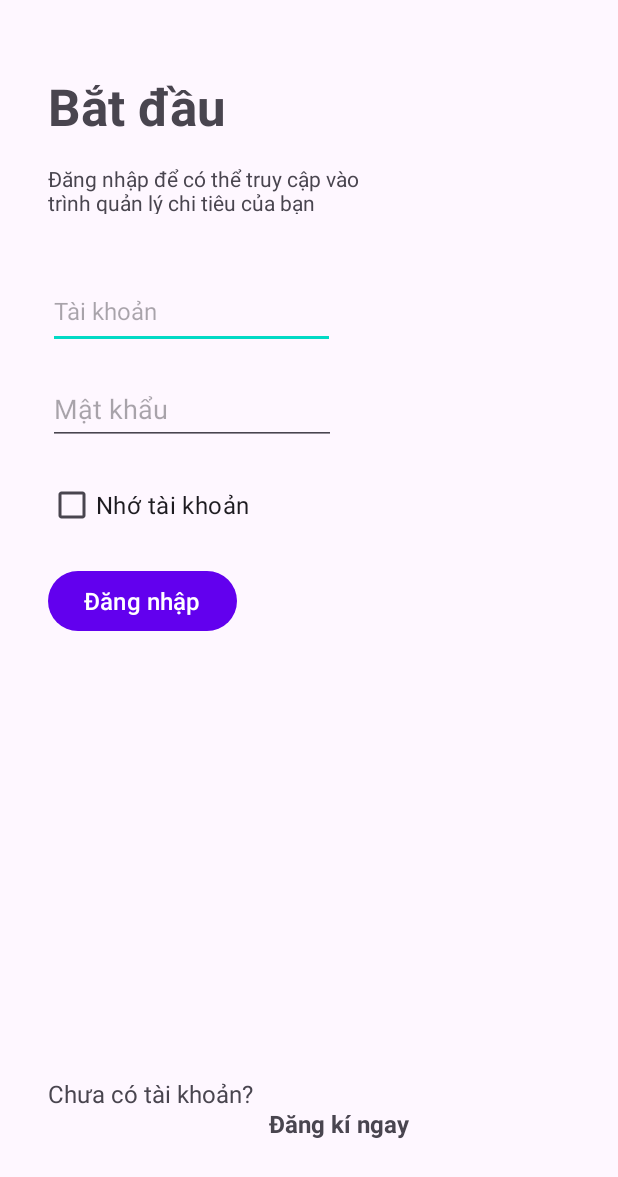
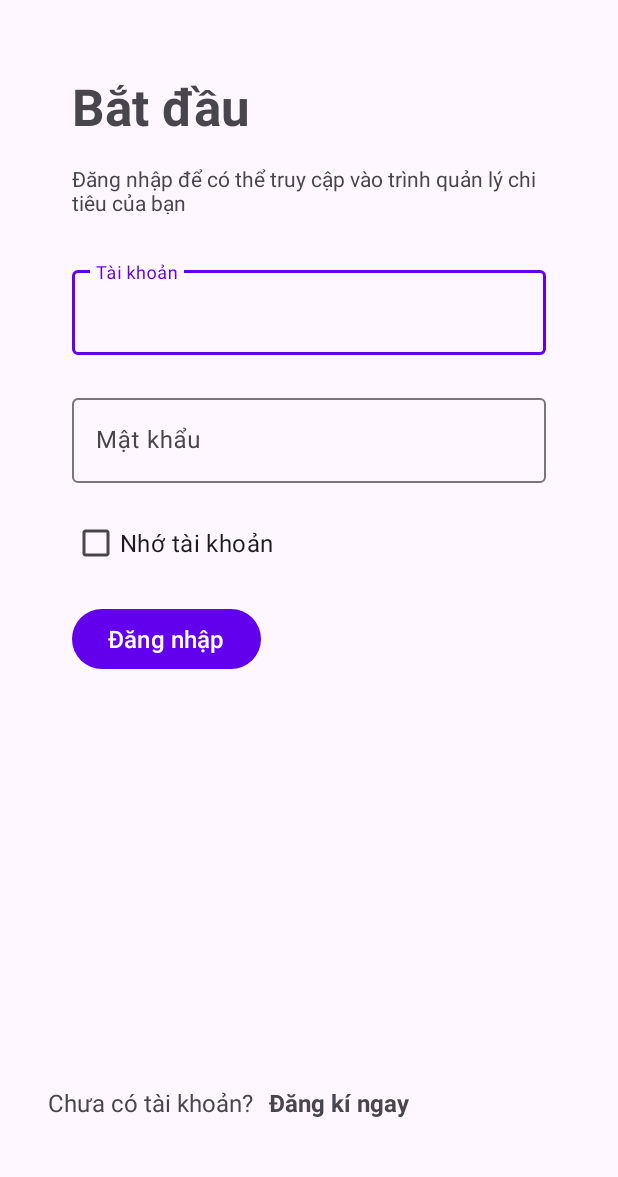
Before and after one commit to khanhworktime/financityFeedMyWallet, an Android app: the layout login.xml on its own in the app's theme, with its tools: preview values and no code run, on a phone screen of 412 x 824 dp. Shown: the top 1177 px of the screen. Run offline under Robolectric (Android 15) with nearby library versions, the phone set to English and light mode, and no system bars.

Commit message:
Fixing Login layout

```diff
--- a/app/src/main/AndroidManifest.xml
+++ b/app/src/main/AndroidManifest.xml
@@ -13,7 +13,7 @@
         android:theme="@style/Theme.FeedMyWallet"
         tools:targetApi="31">
         <activity
-            android:name=".SignUp"
+            android:name=".LogIn"
             android:exported="true">
             <intent-filter>
                 <action android:name="android.intent.action.MAIN" />
--- a/app/src/main/res/layout/login.xml
+++ b/app/src/main/res/layout/login.xml
@@ -7,26 +7,28 @@
 
     <TextView
         android:id="@+id/tv_start"
-        android:layout_width="wrap_content"
+        android:layout_width="0dp"
         android:layout_height="wrap_content"
+        android:layout_marginStart="48dp"
         android:layout_marginTop="48dp"
+        android:layout_marginEnd="48dp"
         android:text="Bắt đầu"
         android:textSize="34sp"
         android:textStyle="bold"
         app:layout_constraintEnd_toEndOf="parent"
-        app:layout_constraintHorizontal_bias="0.108"
+        app:layout_constraintHorizontal_bias="0.0"
         app:layout_constraintStart_toStartOf="parent"
         app:layout_constraintTop_toTopOf="parent" />
 
     <TextView
         android:id="@+id/tv_1"
-        android:layout_width="230dp"
+        android:layout_width="0dp"
         android:layout_height="33dp"
         android:layout_marginTop="16dp"
         android:text="Đăng nhập để có thể truy cập vào trình quản lý chi tiêu của bạn"
-        app:layout_constraintEnd_toEndOf="parent"
-        app:layout_constraintHorizontal_bias="0.176"
-        app:layout_constraintStart_toStartOf="parent"
+        app:layout_constraintEnd_toEndOf="@+id/tv_start"
+        app:layout_constraintHorizontal_bias="0.0"
+        app:layout_constraintStart_toStartOf="@+id/tv_start"
         app:layout_constraintTop_toBottomOf="@+id/tv_start" />
 
     <TextView
@@ -45,29 +47,15 @@
         android:id="@+id/tv_signup"
         android:layout_width="wrap_content"
         android:layout_height="wrap_content"
-        android:layout_marginBottom="64dp"
         android:text="Đăng kí ngay"
         android:textSize="16sp"
         android:textStyle="bold"
-        app:layout_constraintBottom_toBottomOf="parent"
+        app:layout_constraintBottom_toBottomOf="@+id/tv_2"
         app:layout_constraintEnd_toEndOf="parent"
         app:layout_constraintHorizontal_bias="0.073"
         app:layout_constraintStart_toEndOf="@+id/tv_2"
-        app:layout_constraintTop_toBottomOf="@+id/btn_login"
+        app:layout_constraintTop_toTopOf="@+id/tv_2"
         app:layout_constraintVertical_bias="1.0" />
-
-    <com.google.android.material.textfield.TextInputEditText
-        android:id="@+id/txt_username"
-        android:layout_width="191dp"
-        android:layout_height="50dp"
-        android:layout_marginTop="40dp"
-        android:hint="Tài khoản"
-        android:minHeight="48dp"
-        android:textSize="16sp"
-        app:layout_constraintEnd_toEndOf="parent"
-        app:layout_constraintHorizontal_bias="0.145"
-        app:layout_constraintStart_toStartOf="parent"
-        app:layout_constraintTop_toBottomOf="@+id/tv_1" />
 
     <CheckBox
         android:id="@+id/ck_rememberacc"
@@ -77,9 +65,9 @@
         android:text="Nhớ tài khoản"
         android:textSize="16sp"
         app:layout_constraintEnd_toEndOf="parent"
-        app:layout_constraintHorizontal_bias="0.115"
-        app:layout_constraintStart_toStartOf="parent"
-        app:layout_constraintTop_toBottomOf="@+id/txt_password" />
+        app:layout_constraintHorizontal_bias="0.0"
+        app:layout_constraintStart_toStartOf="@+id/textInputLayout2"
+        app:layout_constraintTop_toBottomOf="@+id/textInputLayout2" />
 
     <Button
         android:id="@+id/btn_login"
@@ -89,20 +77,40 @@
         android:text="Đăng nhập"
         android:textSize="16sp"
         app:layout_constraintEnd_toEndOf="parent"
-        app:layout_constraintHorizontal_bias="0.112"
-        app:layout_constraintStart_toStartOf="parent"
+        app:layout_constraintHorizontal_bias="0.0"
+        app:layout_constraintStart_toStartOf="@+id/ck_rememberacc"
         app:layout_constraintTop_toBottomOf="@+id/ck_rememberacc" />
 
-    <com.google.android.material.textfield.TextInputEditText
-        android:id="@+id/txt_password"
-        android:layout_width="192dp"
-        android:layout_height="48dp"
-        android:layout_marginTop="16dp"
-        android:hint="Mật khẩu"
-        android:lineSpacingExtra="16sp"
-        app:layout_constraintEnd_toEndOf="parent"
-        app:layout_constraintHorizontal_bias="0.146"
-        app:layout_constraintStart_toStartOf="parent"
-        app:layout_constraintTop_toBottomOf="@+id/txt_username" />
+    <com.google.android.material.textfield.TextInputLayout
+        android:id="@+id/textInputLayout"
+        android:layout_width="0dp"
+        android:layout_height="wrap_content"
+        android:layout_marginTop="32dp"
+        app:layout_constraintEnd_toEndOf="@+id/tv_1"
+        app:layout_constraintStart_toStartOf="@+id/tv_1"
+        app:layout_constraintTop_toBottomOf="@+id/tv_1">
+
+        <com.google.android.material.textfield.TextInputEditText
+            android:id="@+id/txUsername"
+            android:layout_width="match_parent"
+            android:layout_height="wrap_content"
+            android:hint="Tài khoản" />
+    </com.google.android.material.textfield.TextInputLayout>
+
+    <com.google.android.material.textfield.TextInputLayout
+        android:id="@+id/textInputLayout2"
+        android:layout_width="0dp"
+        android:layout_height="wrap_content"
+        android:layout_marginTop="23dp"
+        app:layout_constraintEnd_toEndOf="@+id/textInputLayout"
+        app:layout_constraintStart_toStartOf="@+id/textInputLayout"
+        app:layout_constraintTop_toBottomOf="@+id/textInputLayout">
+
+        <com.google.android.material.textfield.TextInputEditText
+            android:id="@+id/txPwd"
+            android:layout_width="match_parent"
+            android:layout_height="wrap_content"
+            android:hint="Mật khẩu" />
+    </com.google.android.material.textfield.TextInputLayout>
 
 </androidx.constraintlayout.widget.ConstraintLayout>
```
